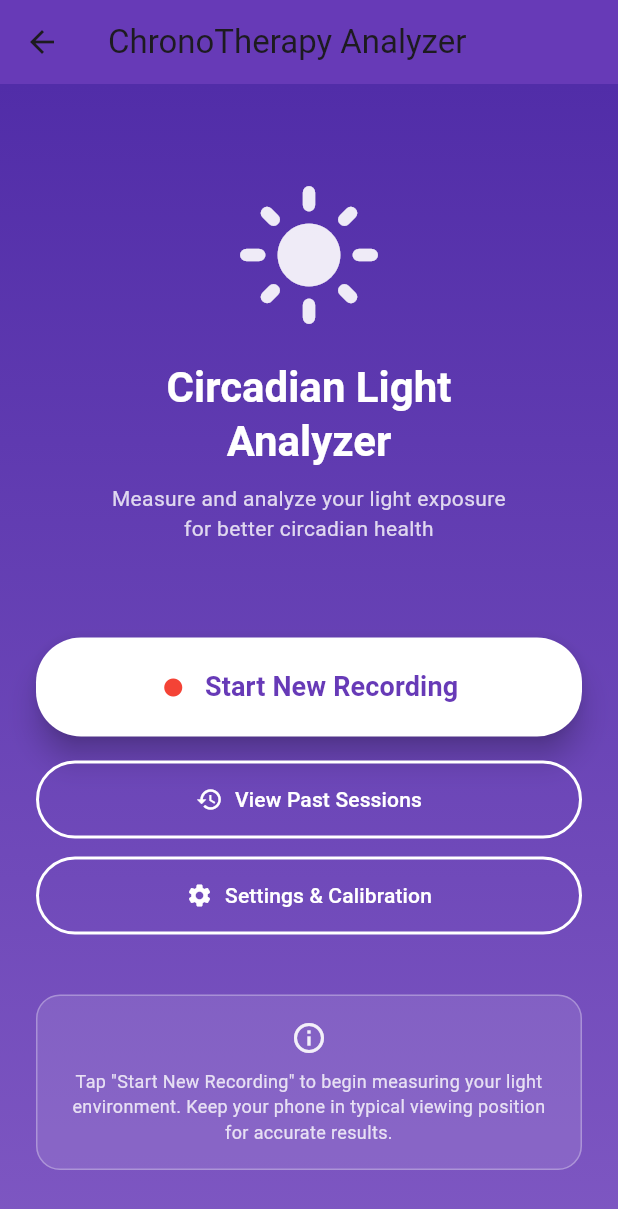
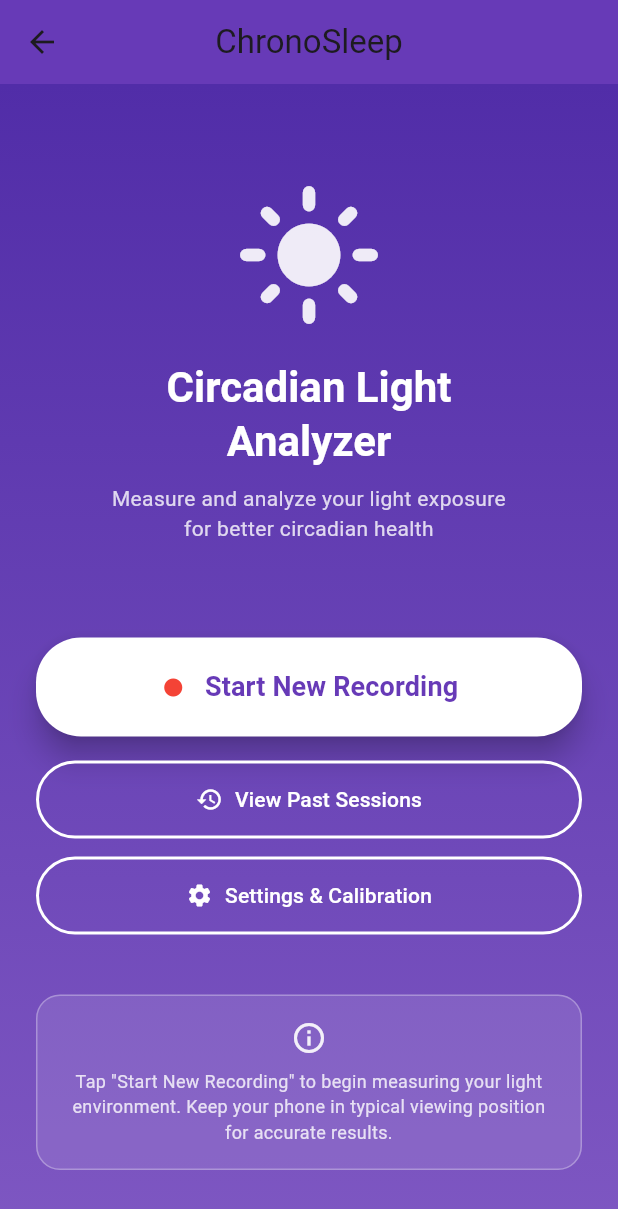
Before and after one commit to interestutil/chronosleep, a Flutter app: the HomeScreen screen opened directly, on a phone screen of 412 x 824 dp. Shown: the top 1209 px of the screen. Run offline on Flutter 3.47's test engine with Material 3 defaults, Android fonts, the phone set to English and light mode, and no system bars; our stand-ins replace camera, fl_chart, permission_handler, sensors_plus, share_plus, shared_preferences; missing offline and left inert: light, screen_brightness; accounts and stored records are empty.

Commit message:
modefiying the messages and colors

```diff
--- a/lib/ui/screens/home_screen.dart
+++ b/lib/ui/screens/home_screen.dart
@@ -12,7 +12,8 @@ class HomeScreen extends StatelessWidget {
   Widget build(BuildContext context) {
     return Scaffold(
       appBar: AppBar(
-        title: const Text('ChronoTherapy Analyzer'),
+        centerTitle: true,
+        title: const Text('ChronoSleep'),
         backgroundColor: Colors.deepPurple,
       ),
       body: Container(
```
